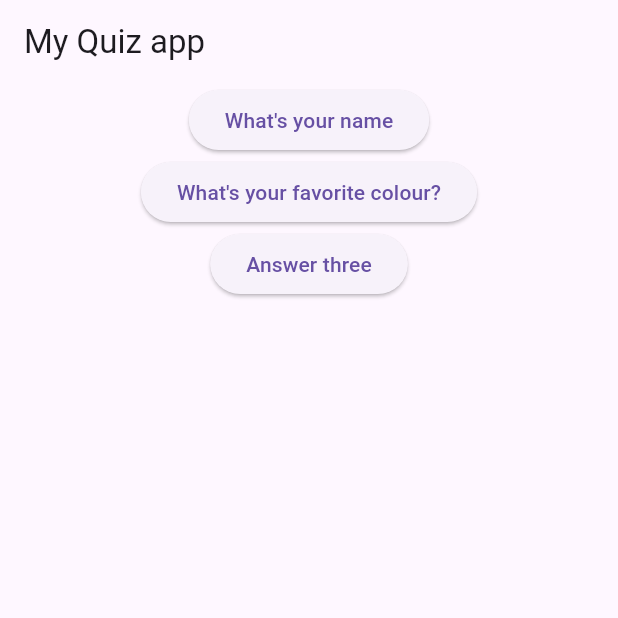
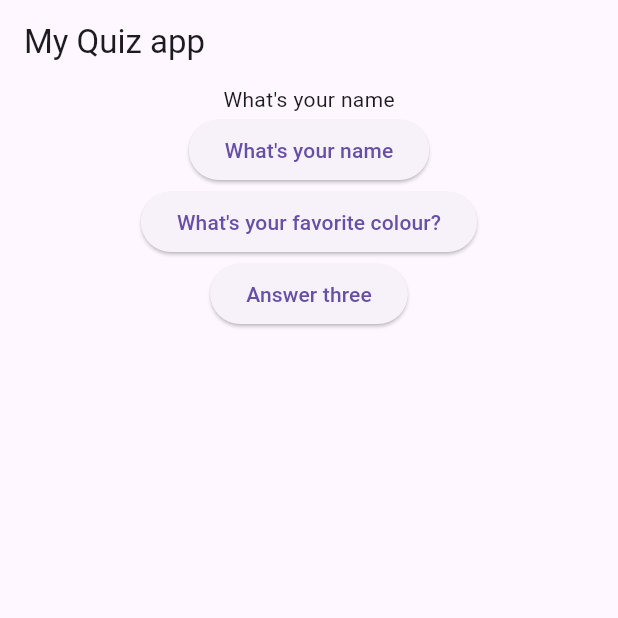
Before and after one commit to Ihimbru-K/quizo, a Flutter app: the screen it shows after launch, on a phone screen of 412 x 824 dp, the top half of it. Run offline on Flutter 3.47's test engine with Material 3 defaults, Android fonts, the phone set to English and light mode, and no system bars.

Commit message:
learnt about more modifiers in dart

```diff
--- a/lib/main.dart
+++ b/lib/main.dart
@@ -1,4 +1,5 @@
 import 'package:flutter/material.dart';
+import 'package:flutter_complete_guide/question.dart';
 
 void main() => runApp(MyApp());
 
@@ -34,6 +35,7 @@ class _MyAppState extends State<MyApp> { // _ converts the class from a public t
         body: Center(
           child: Column(
             children: [
+              Question(questions[_questionIndex]),
               ElevatedButton(
                 onPressed: () => _answerQuestion,
                 child: Text(questions[_questionIndex]),
--- /dev/null
+++ b/lib/question.dart
@@ -0,0 +1,12 @@
+import 'package:flutter/material.dart';
+class Question extends StatelessWidget {
+  final String questionText;  // The question text is accepted (declared) only once and never changes
+  // positional argument since there's only
+  // one class member {()} if there were many (named argument would have been used)
+  Question(this.questionText);
+
+  @override
+  Widget build(BuildContext context) {
+    return Text(questionText);
+  }
+}
```
